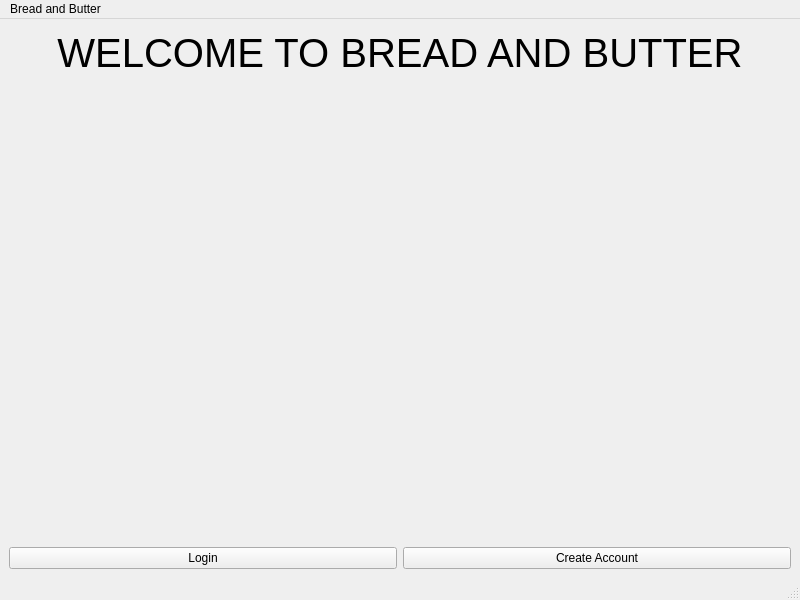
Before: the Qt Designer form breadnbutter/gui/mainwindow.ui in jacksodl23/cs-205-pet-adoption, drawn with Qt 5.
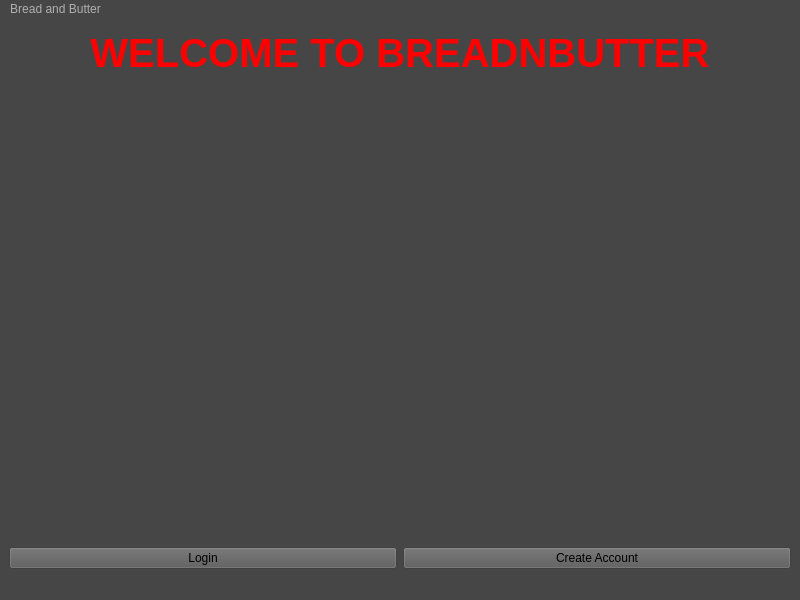
After: the same form once the commit is applied.

Commit message: Updated color scheme and worked on pet display

```diff
--- a/breadnbutter/gui/mainwindow.ui
+++ b/breadnbutter/gui/mainwindow.ui
@@ -13,6 +13,12 @@
   <property name="windowTitle">
    <string>MainWindow</string>
   </property>
+  <property name="autoFillBackground">
+   <bool>false</bool>
+  </property>
+  <property name="styleSheet">
+   <string notr="true">background-color: rgb(70, 70, 70);</string>
+  </property>
   <widget class="QWidget" name="centralwidget">
    <property name="minimumSize">
     <size>
@@ -20,6 +26,9 @@
      <height>557</height>
     </size>
    </property>
+   <property name="styleSheet">
+    <string notr="true"/>
+   </property>
    <layout class="QVBoxLayout" name="verticalLayout">
     <item>
      <widget class="QLabel" name="label">
@@ -35,7 +44,7 @@
        </font>
       </property>
       <property name="text">
-       <string>WELCOME TO BREAD AND BUTTER</string>
+       <string>&lt;b&gt;&lt;font color=red&gt;WELCOME TO BREADNBUTTER&lt;font&gt;&lt;/b&gt;</string>
       </property>
       <property name="alignment">
        <set>Qt::AlignCenter</set>
@@ -62,6 +71,9 @@
      <layout class="QHBoxLayout" name="horizontalLayout">
       <item>
        <widget class="QPushButton" name="loginButton">
+        <property name="styleSheet">
+         <string notr="true">background-color: rgb(90, 90, 90);</string>
+        </property>
         <property name="text">
          <string>Login</string>
         </property>
@@ -69,6 +81,9 @@
       </item>
       <item>
        <widget class="QPushButton" name="createButton">
+        <property name="styleSheet">
+         <string notr="true">background-color: rgb(90, 90, 90);</string>
+        </property>
         <property name="text">
          <string>Create Account</string>
         </property>
@@ -87,6 +102,9 @@
      <height>21</height>
     </rect>
    </property>
+   <property name="styleSheet">
+    <string notr="true">color: rgb(176, 175, 177);</string>
+   </property>
    <widget class="QMenu" name="menuBread_and_Butter">
     <property name="title">
      <string>Bread and Butter</string>
```
Left out of the diff: 3 changed lines with no effect on the pictures. The commit also changes 11 other files.
